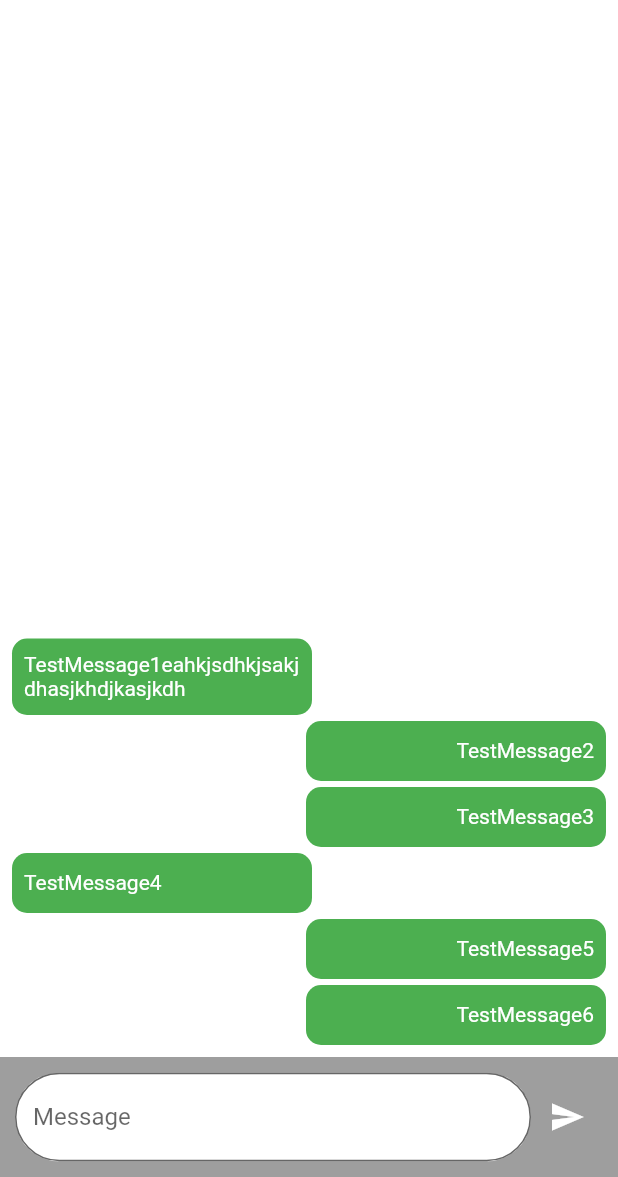
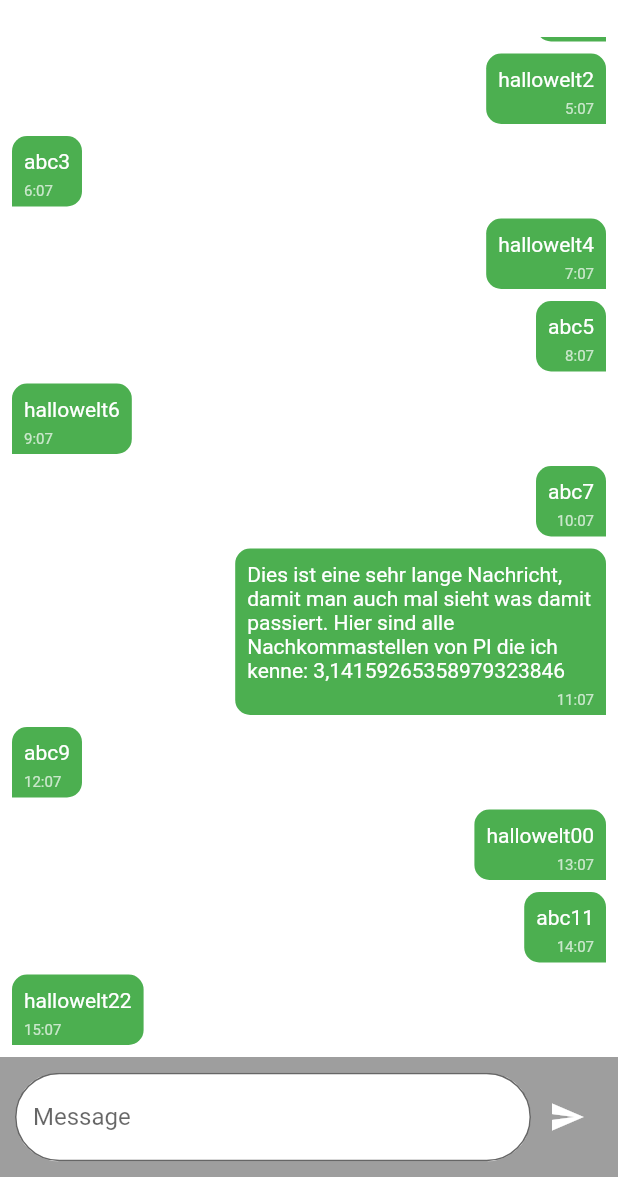
Before and after one commit to curryp0mmes/chat_app_flutter, a Flutter app: the ChatWindow screen opened directly, on a phone screen of 412 x 824 dp, the part 59-1236 px from its top. Run offline on Flutter 3.47's test engine with Material 2 defaults, Android fonts, the phone set to English and light mode, and no system bars; our stand-ins replace file_picker, firebase_auth, firebase_core, firebase_database, firebase_messaging, firebase_storage and 1 more; accounts and stored records are empty; generated files the repository leaves out were written again; network calls fail.

Commit message:
Chat is now ready for infinite lists, added image cropper

```diff
--- a/lib/custom_widgets/chatblob.dart
+++ b/lib/custom_widgets/chatblob.dart
@@ -2,8 +2,9 @@ import 'package:flutter/material.dart';
 
 class ChatblobWidget extends StatefulWidget {
   final String message;
+  final String? timestamp;
   final bool right;
-  const ChatblobWidget({Key? key, required this.message, this.right = true}) : super(key: key);
+  const ChatblobWidget({Key? key, required this.message, this.right = true, this.timestamp}) : super(key: key);
 
   @override
   _ChatblobWidgetState createState() => _ChatblobWidgetState();
@@ -13,18 +14,29 @@ class _ChatblobWidgetState extends State<ChatblobWidget> {
   String get message => widget.message;
   bool get right => widget.right;
 
+  String? get timestamp => widget.timestamp;
+
   @override
   Widget build(BuildContext context) {
     return Row(
       children: [
         const Spacer(),
         ConstrainedBox(
-          constraints: const BoxConstraints(minHeight: 40, minWidth: 100, maxWidth: 200), //TODO figure out how to shrink the box while keeping maxwidth
+          constraints: BoxConstraints(minHeight: 40, maxWidth: MediaQuery.of(context).size.width * 3 / 5), //TODO figure out how to shrink the box while keeping maxwidth
           child: Container(
-            decoration: const BoxDecoration(color: Colors.green, borderRadius: BorderRadius.all(Radius.circular(10.0))),
-            alignment: right ? Alignment.centerRight : Alignment.centerLeft,
-            padding: const EdgeInsets.only(left: 8.0, right: 8.0, top: 9.0, bottom: 10.0),
-            child: Text(message,style: const TextStyle(color: Colors.white)),
+            decoration: BoxDecoration(color: Colors.green, borderRadius: BorderRadius.only(
+                      topLeft: const Radius.circular(10.0), topRight: const Radius.circular(10.0), bottomLeft: right ? const Radius.circular(10.0) : Radius.zero, bottomRight: !right ? const Radius.circular(10.0) : Radius.zero),
+            ),
+            //alignment: right ? Alignment.centerRight : Alignment.centerLeft,
+            padding: const EdgeInsets.only(left: 8.0, right: 8.0, top: 9.0, bottom: 4.0),
+            child: Column(
+              crossAxisAlignment: right ? CrossAxisAlignment.end : CrossAxisAlignment.start,
+              children: [
+                Text(message,style: const TextStyle(color: Colors.white)),
+                const Padding(padding: EdgeInsets.all(3.0),),
+                Text(timestamp??"",style: const TextStyle(fontSize:10, color: Colors.white70)),
+              ],
+            ),
           ),
         ),
         const Spacer(),
--- a/lib/screens/chat_screen.dart
+++ b/lib/screens/chat_screen.dart
@@ -11,6 +11,9 @@ class ChatWindow extends StatefulWidget {
 }
 
 class _ChatWindowState extends State<ChatWindow> {
+
+  final _messages = {"test", "hallo", "abc", "hallowelt", "abc1", "hallowelt2", "abc3", "hallowelt4", "abc5", "hallowelt6", "abc7", "Dies ist eine sehr lange Nachricht, damit man auch mal sieht was damit passiert. Hier sind alle Nachkommastellen von PI die ich kenne: 3,14159265358979323846", "abc9", "hallowelt00", "abc11", "hallowelt22"};
+
   @override
   Widget build(BuildContext context) {
     return Scaffold(
@@ -30,21 +33,15 @@ class _ChatWindowState extends State<ChatWindow> {
           Expanded(
             child: Padding(
               padding: const EdgeInsets.all(8.0),
-              child: Column(
-                mainAxisAlignment: MainAxisAlignment.end,
-                children: const [
-                  ChatblobWidget(message: "TestMessage1eahkjsdhkjsakjdhasjkhdjkasjkdh", right: false,),
-                  Padding(padding: EdgeInsets.all(2)),
-                  ChatblobWidget(message: "TestMessage2",),
-                  Padding(padding: EdgeInsets.all(2)),
-                  ChatblobWidget(message: "TestMessage3",),
-                  Padding(padding: EdgeInsets.all(2)),
-                  ChatblobWidget(message: "TestMessage4", right: false,),
-                  Padding(padding: EdgeInsets.all(2)),
-                  ChatblobWidget(message: "TestMessage5",),
-                  Padding(padding: EdgeInsets.all(2)),
-                  ChatblobWidget(message: "TestMessage6",),
-                ],
+              child: ListView.builder(
+                reverse: true,
+                  itemCount: _messages.length * 2,
+                  itemBuilder: (context, index) {
+                    if(index.isOdd) return Padding(padding: EdgeInsets.only(top: 8));
+
+                    final trueIndex = _messages.length - 1 - (index ~/ 2);
+                    return ChatblobWidget(message: _messages.elementAt(trueIndex), timestamp: trueIndex.toString()+":07", right: (trueIndex % 3) != 0,); //TODO fix right check and timestamp
+                  }
               ),
             ),
           ),
--- a/lib/screens/home_screen.dart
+++ b/lib/screens/home_screen.dart
@@ -7,6 +7,7 @@ import 'package:file_picker/file_picker.dart';
 import 'package:firebase_auth/firebase_auth.dart';
 import 'package:flutter/material.dart';
 import 'package:flutter/services.dart';
+import 'package:image_cropper/image_cropper.dart';
 
 class HomePageScreen extends StatefulWidget {
   const HomePageScreen({Key? key}) : super(key: key);
@@ -70,31 +71,17 @@ class _HomePageScreenState extends State<HomePageScreen> {
               FilePickerResult? result = await FilePicker.platform.pickFiles(type: FileType.image, allowMultiple: false);
               if (result != null) {
                 String path = result.files.single.path.toString();
-                File file = File(path);
+
+                var file = await ImageCropper().cropImage(sourcePath: path, compressQuality: 40, aspectRatio: const CropAspectRatio(ratioX: 1, ratioY: 1)); //TODO fix deprecated
 
                 //TODO upload to Firebase Storage and set profile photoUrl
-                var newURL = await StorageRepo.uploadFile(file: file, subfolder: 'profile');
+                var newURL = await StorageRepo.uploadFile(file: file!, subfolder: 'profile');
                 setState(() {
                   currentUser?.updatePhotoURL(newURL);
                 });
               }
             }, child: const Text('Change Picture')),
-            Expanded(
-              child: Center(
-                child: Column(
-                  mainAxisAlignment: MainAxisAlignment.center,
-                  children: <Widget>[
-                    const Text(
-                      'You have pushed the button this many times:',
-                    ),
-                    Text(
-                      '$_counter',
-                      style: Theme.of(context).textTheme.headline4,
-                    ),
-                  ],
-                ),
-              ),
-            ),
+
           ],
         ),
       ),
@@ -103,7 +90,7 @@ class _HomePageScreenState extends State<HomePageScreen> {
           Navigator.push(context, MaterialPageRoute(builder: (context) => const ChatWindow()));
         },
         tooltip: 'Increment',
-        child: const Icon(Icons.add),
+        child: const Icon(Icons.message),
       ),
     );
   }
--- a/pubspec.yaml
+++ b/pubspec.yaml
@@ -40,6 +40,7 @@ dependencies:
   file_picker: ^4.4.0
   firebase_storage: ^10.2.7
   firebase_database: ^9.0.6
+  image_cropper: ^1.5.0
 
 dev_dependencies:
   flutter_test:
```
Also changed, not shown: pubspec.lock, 1 other file.
